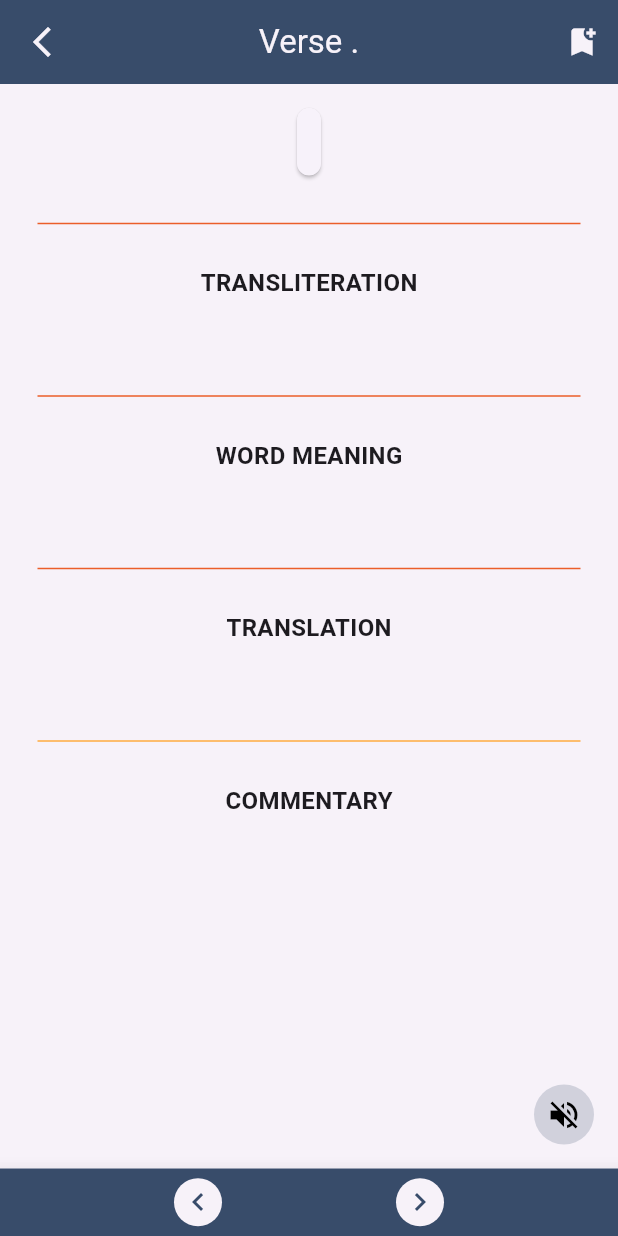
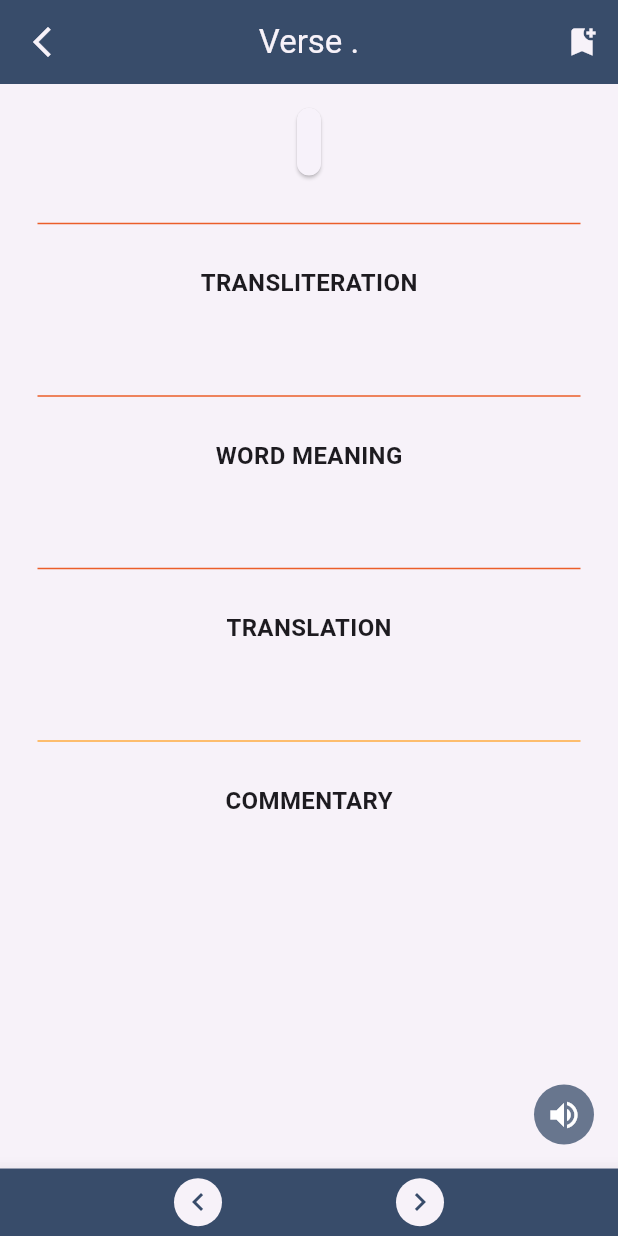
Before and after one commit to mishraaditya595/Gita-App, a Flutter app: the VerseScreen screen opened directly with empty values, after a tap on the "navigate before" icon, on a phone screen of 412 x 824 dp. Run offline on Flutter 3.47's test engine with Material 2 defaults, Android fonts, the phone set to English and light mode, and no system bars; our stand-ins replace device_info_plus, firebase_core, firebase_crashlytics, firebase_messaging, firebase_remote_config, flutter_local_notifications and 11 more; missing offline and left inert: device_information, firebase_performance, loading_progress_indicator; accounts and stored records are empty; generated files the repository leaves out were written again.

Commit message:
text_to_speech_service.dart implemented

```diff
--- a/lib/ui/verse/provider/verse_screen_provider.dart
+++ b/lib/ui/verse/provider/verse_screen_provider.dart
@@ -3,6 +3,7 @@ import 'package:flutter/material.dart';
 import 'package:flutter_styled_toast/flutter_styled_toast.dart';
 import 'package:flutter_tts/flutter_tts.dart';
 import 'package:get_it/get_it.dart';
+import 'package:sbg/services/text-to-speech/text_to_speech_service.dart';
 
 import '../../../models/chapter_detailed_model.dart';
 import '../../../models/verse_bookmark_model.dart';
@@ -18,7 +19,7 @@ class VerseScreenProvider extends ChangeNotifier {
   IconData speakerIcon = Icons.volume_off;
   int chapterNumber = 0;
   int verseNumber = 0;
-  late FlutterTts ttsObj;
+  TextToSpeechService textToSpeechObj = GetIt.instance.get<TextToSpeechService>();
   ChapterDetailedModel _verseDetails = ChapterDetailedModel(
       verseNumber: "-1",
       chapterNumber: "-1",
@@ -31,9 +32,6 @@ class VerseScreenProvider extends ChangeNotifier {
       bookHashName: '');
   ChapterDetailedModel get verseDetails => _verseDetails;
 
-  VerseScreenProvider() {
-    ttsObj = FlutterTts();
-  }
 
   setInitialValue(ChapterDetailedModel verse, int chapNum, int verseNum) {
     if (firstTime) {
@@ -41,6 +39,10 @@ class VerseScreenProvider extends ChangeNotifier {
       chapterNumber = chapNum;
       verseNumber = verseNum;
       firstTime = !firstTime;
+      speakerIcon = Icons.volume_up;
+      if(_verseDetails.translation.isNotEmpty) {
+        textToSpeechObj.playSound(text: _verseDetails.translation);
+      }
       fetchBookmarkDetails(verse.chapterNumber, verse.verseNumber, verse.bookHashName);
     }
   }
@@ -91,10 +93,7 @@ class VerseScreenProvider extends ChangeNotifier {
       fetchBookmarkDetails(
           _verseDetails.chapterNumber, _verseDetails.verseNumber, _verseDetails.bookHashName);
       if(verseDetails.transliteration.isNotEmpty && speakerIcon == Icons.volume_up) {
-        ttsObj
-          ..setLanguage("en-IN")
-          ..setVoice({ "name": "en-IN-language", "locale": "en-IN" });
-        ttsObj.speak(verseDetails.translation);
+        textToSpeechObj.playSound(text: verseDetails.translation);
       }
       notifyListeners();
     }
@@ -119,14 +118,11 @@ class VerseScreenProvider extends ChangeNotifier {
     if(speakerIcon == Icons.volume_off) {
       speakerIcon = Icons.volume_up;
       if(verseDetails.transliteration.isNotEmpty) {
-        ttsObj
-          ..setLanguage("en-IN")
-          ..setVoice({ "name": "en-IN-language", "locale": "en-IN" });
-        ttsObj.speak(verseDetails.translation);
+        textToSpeechObj.playSound(text: verseDetails.translation);
       }
     } else {
       speakerIcon = Icons.volume_off;
-      ttsObj.stop();
+      textToSpeechObj.stopSound();
     }
     notifyListeners();
   }
--- a/lib/ui/verse/screen/verse_screen.dart
+++ b/lib/ui/verse/screen/verse_screen.dart
@@ -4,7 +4,9 @@ import 'package:flutter/cupertino.dart';
 import 'package:flutter/material.dart';
 import 'package:flutter_styled_toast/flutter_styled_toast.dart';
 import 'package:flutter_tts/flutter_tts.dart';
+import 'package:get_it/get_it.dart';
 import 'package:provider/provider.dart';
+import 'package:sbg/services/text-to-speech/text_to_speech_service.dart';
 import 'package:sbg/utils/colour_constants.dart';
 import 'package:sbg/utils/hexcolor.dart';
 import 'package:shared_preferences/shared_preferences.dart';
@@ -34,7 +36,7 @@ class _VerseScreenState extends State<VerseScreen> {
 
   @override
   void initState() {
-    getLang();
+    // getLang();
     super.initState();
   }
 
@@ -47,7 +49,8 @@ class _VerseScreenState extends State<VerseScreen> {
 
   @override
   void dispose() {
-    Provider.of(context, listen: false).ttsObj.stop();
+    TextToSpeechService textToSpeechService = GetIt.instance.get<TextToSpeechService>();
+    textToSpeechService.stopSound();
     super.dispose();
   }
 
@@ -60,7 +63,6 @@ class _VerseScreenState extends State<VerseScreen> {
         child: Consumer<VerseScreenProvider>(builder: (context, provider, child) {
           provider.setInitialValue(
               widget.verseDetails, widget.chapterNumber, widget.verseNumber);
-          debugPrint(provider.speakerIcon.toString());
           return Scaffold(
             appBar: AppBar(
               backgroundColor: HexColor(ColourConstants.fiord),
@@ -267,10 +269,10 @@ class _VerseScreenState extends State<VerseScreen> {
               ),
             ),
             floatingActionButton: CircleAvatar(
-              backgroundColor: TransparentHexColor(ColourConstants.fiord, OpacityValue.lowOpacity),
+              backgroundColor: TransparentHexColor(ColourConstants.fiord, OpacityValue.highOpacity),
               child: IconButton(
                 icon: Icon(provider.speakerIcon),
-                color: Colors.black,
+                color: Colors.white,
                 onPressed: () {
                   provider.toggleSpeaker();
                   },
```
Also changed, not shown: lib/services/text-to-speech/text_to_speech_service.dart (added, +29 -0 lines), lib/injection.config.dart.
